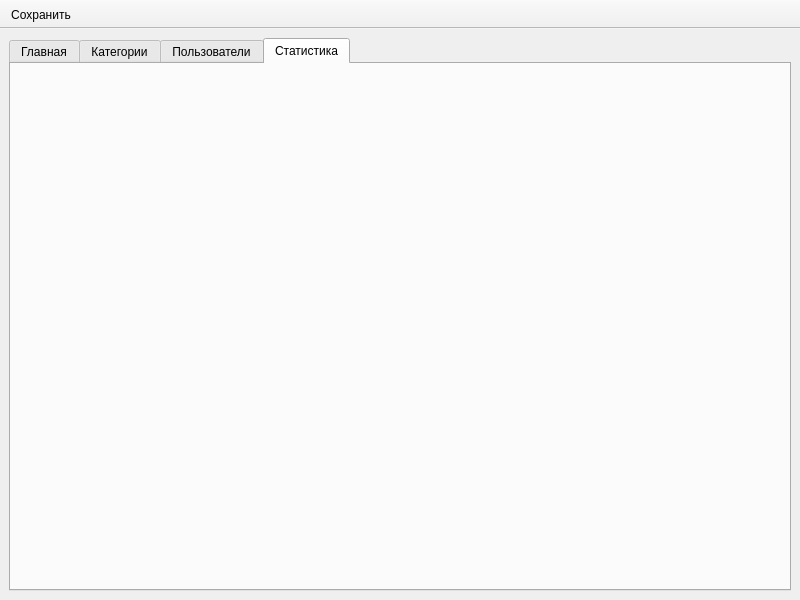
AskePit/Cashbook, file src/mainwindow.ui: the form before one commit.
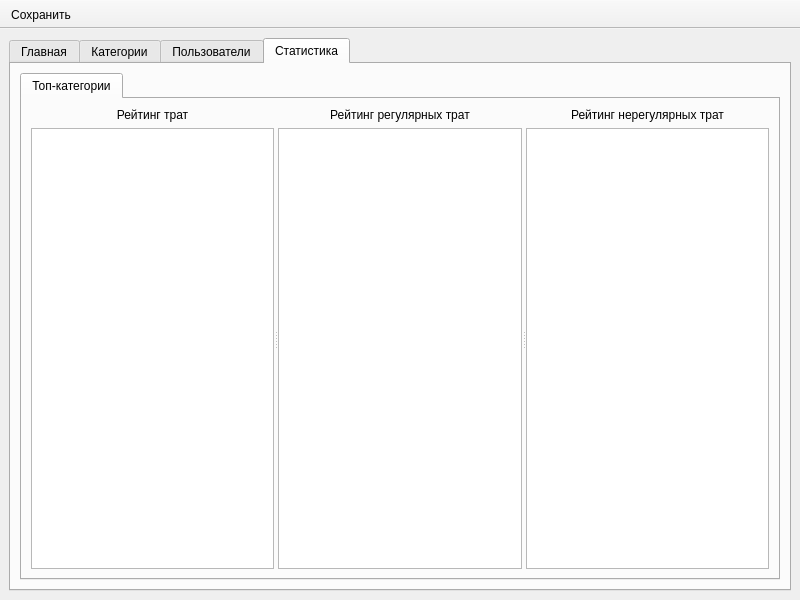
The form after the commit. The open tabs and pages were chosen to show the change. Icons and pictures are not drawn.

```diff
--- a/src/mainwindow.ui
+++ b/src/mainwindow.ui
@@ -1159,6 +1159,92 @@
        <attribute name="title">
         <string>Статистика</string>
        </attribute>
+       <layout class="QVBoxLayout" name="verticalLayout_9">
+        <item>
+         <widget class="QTabWidget" name="statsTabWidget">
+          <property name="currentIndex">
+           <number>0</number>
+          </property>
+          <widget class="QWidget" name="topTab">
+           <attribute name="title">
+            <string>Топ-категории</string>
+           </attribute>
+           <layout class="QVBoxLayout" name="verticalLayout_13">
+            <item>
+             <widget class="QSplitter" name="splitter_3">
+              <property name="orientation">
+               <enum>Qt::Horizontal</enum>
+              </property>
+              <widget class="QWidget" name="layoutWidget">
+               <layout class="QVBoxLayout" name="verticalLayout_10">
+                <item>
+                 <widget class="QLabel" name="topSpentLabel">
+                  <property name="text">
+                   <string>Рейтинг трат</string>
+                  </property>
+                  <property name="alignment">
+                   <set>Qt::AlignCenter</set>
+                  </property>
+                 </widget>
+                </item>
+                <item>
+                 <widget class="QTableWidget" name="topSpentTable">
+                  <attribute name="verticalHeaderDefaultSectionSize">
+                   <number>23</number>
+                  </attribute>
+                 </widget>
+                </item>
+               </layout>
+              </widget>
+              <widget class="QWidget" name="layoutWidget">
+               <layout class="QVBoxLayout" name="verticalLayout_11">
+                <item>
+                 <widget class="QLabel" name="topRegularSpentLabel">
+                  <property name="text">
+                   <string>Рейтинг регулярных трат</string>
+                  </property>
+                  <property name="alignment">
+                   <set>Qt::AlignCenter</set>
+                  </property>
+                 </widget>
+                </item>
+                <item>
+                 <widget class="QTableWidget" name="topRegularSpentTable">
+                  <attribute name="verticalHeaderDefaultSectionSize">
+                   <number>23</number>
+                  </attribute>
+                 </widget>
+                </item>
+               </layout>
+              </widget>
+              <widget class="QWidget" name="layoutWidget">
+               <layout class="QVBoxLayout" name="verticalLayout_12">
+                <item>
+                 <widget class="QLabel" name="topIrregularSpentLabel">
+                  <property name="text">
+                   <string>Рейтинг нерегулярных трат</string>
+                  </property>
+                  <property name="alignment">
+                   <set>Qt::AlignCenter</set>
+                  </property>
+                 </widget>
+                </item>
+                <item>
+                 <widget class="QTableWidget" name="topIrregularSpentTable">
+                  <attribute name="verticalHeaderDefaultSectionSize">
+                   <number>23</number>
+                  </attribute>
+                 </widget>
+                </item>
+               </layout>
+              </widget>
+             </widget>
+            </item>
+           </layout>
+          </widget>
+         </widget>
+        </item>
+       </layout>
       </widget>
      </widget>
     </item>
```
Left out of the diff: 18 changed lines with no effect on the pictures.
